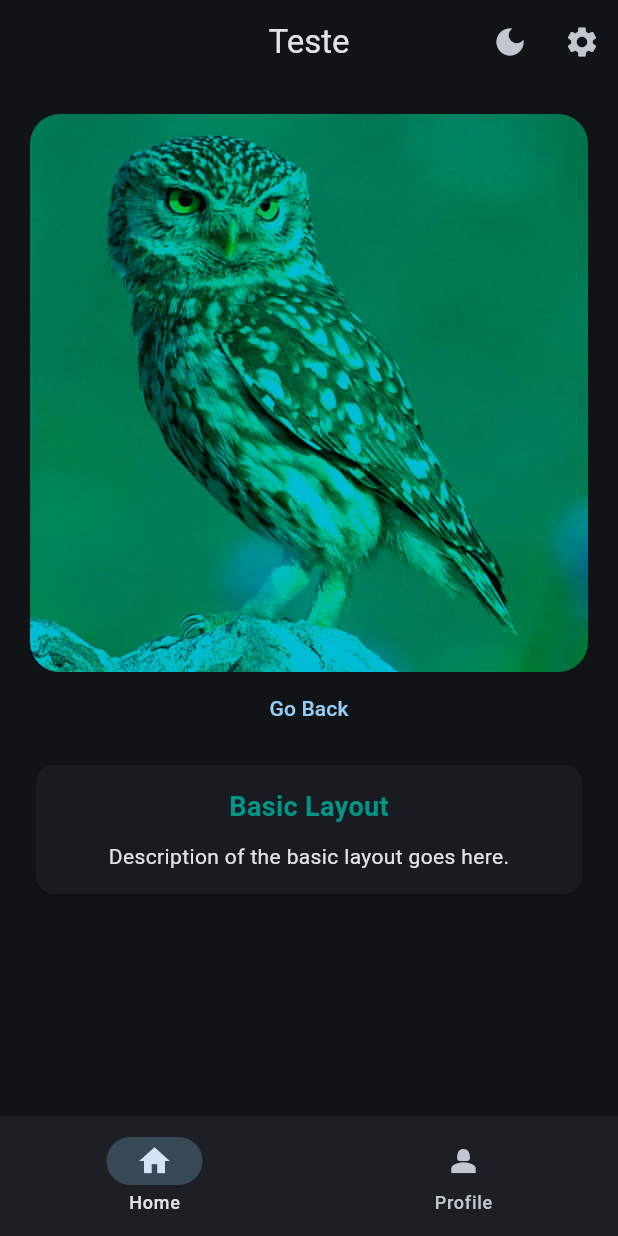
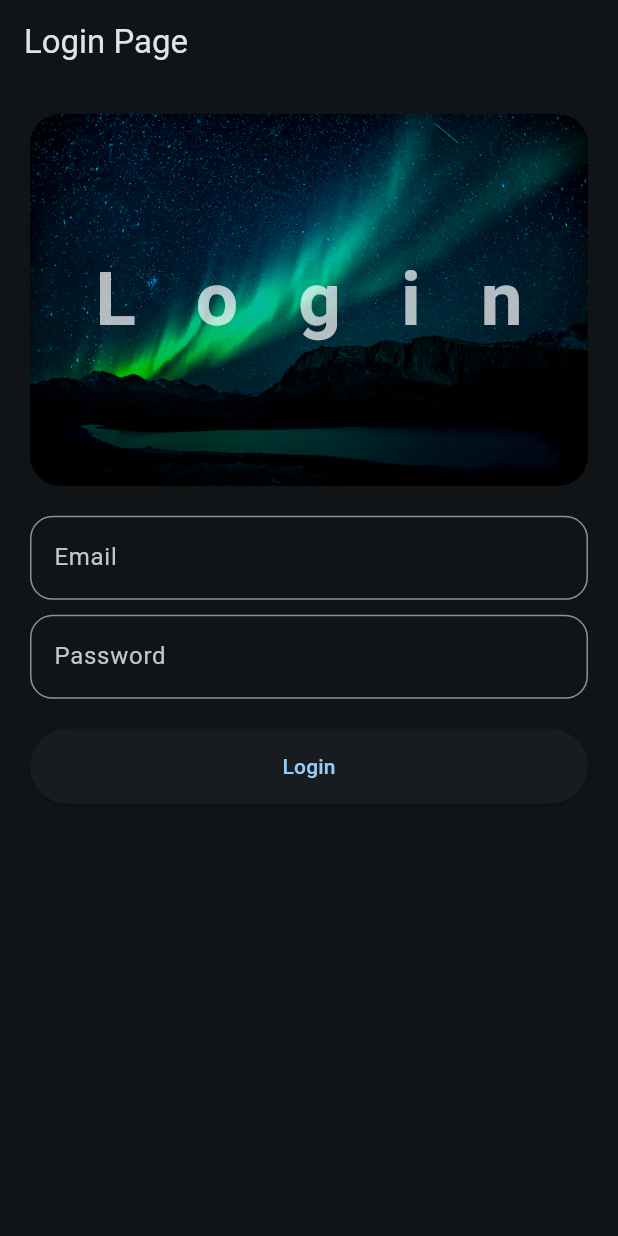
Before and after one commit to Marcus-Boni/Flutter-App-Course-Zero-To-Hero, a Flutter app: the screen it shows after launch, after a tap on "Login", on a phone screen of 412 x 824 dp. Run offline on Flutter 3.47's test engine with Material 3 defaults, Android fonts, the phone set to English and light mode, and no system bars; our stand-ins replace lottie.

Commit message:
feat: :sparkles: better organization of the project of a welcome page and login

```diff
--- a/lib/views/pages/home_page.dart
+++ b/lib/views/pages/home_page.dart
@@ -13,7 +13,7 @@ class HomePage extends StatelessWidget {
       padding: EdgeInsets.all(20.0),
       child: Column(
         children: [
-          HeroWidget(),
+          HeroWidget(title: 'Flutter Map'),
           InkWell(
             child: TextButton(
               child: Text('Go Back'),
@@ -39,10 +39,7 @@ class HomePage extends StatelessWidget {
                 child: Column(
                   crossAxisAlignment: CrossAxisAlignment.center,
                   children: [
-                    Text(
-                      "Basic Layout",
-                      style: KTextStyles.titleTealText,
-                    ),
+                    Text("Basic Layout", style: KTextStyles.titleTealText),
                     SizedBox(height: 10),
                     Text("Description of the basic layout goes here."),
                   ],
--- /dev/null
+++ b/lib/views/pages/login_page.dart
@@ -0,0 +1,101 @@
+import 'package:flutter/material.dart';
+import 'package:flutter_app/views/widget_tree.dart';
+import 'package:flutter_app/views/widgets/hero_widget.dart';
+
+class LoginPage extends StatefulWidget {
+  const LoginPage({super.key});
+
+  @override
+  State<LoginPage> createState() => _LoginPageState();
+}
+
+class _LoginPageState extends State<LoginPage> {
+  TextEditingController controllerEmail = TextEditingController();
+  TextEditingController controllerPassword = TextEditingController();
+
+  String confirmedEmail = '';
+  String confirmedPassword = '';
+
+  @override
+  void dispose() {
+    controllerEmail.dispose();
+    controllerPassword.dispose();
+    super.dispose();
+  }
+
+  @override
+  Widget build(BuildContext context) {
+    return Scaffold(
+      appBar: AppBar(title: const Text('Login Page')),
+      body: Padding(
+        padding: const EdgeInsets.all(20.0),
+        child: Column(
+          crossAxisAlignment: CrossAxisAlignment.center,
+          children: [
+            HeroWidget(title: 'Login'),
+            SizedBox(height: 20),
+            TextField(
+              controller: controllerEmail,
+              decoration: InputDecoration(
+                hintText: 'Email',
+                border: OutlineInputBorder(
+                  borderRadius: BorderRadius.circular(15.0),
+                ),
+              ),
+              onEditingComplete: () {
+                setState(() {});
+              },
+              keyboardType: TextInputType.emailAddress,
+            ),
+            SizedBox(height: 10),
+            TextField(
+              controller: controllerPassword,
+              decoration: InputDecoration(
+                hintText: 'Password',
+                border: OutlineInputBorder(
+                  borderRadius: BorderRadius.circular(15.0),
+                ),
+              ),
+              onEditingComplete: () {
+                setState(() {});
+              },
+              keyboardType: TextInputType.visiblePassword,
+            ),
+            SizedBox(height: 20),
+            ElevatedButton(
+              onPressed: () {
+                onLoginPressed();
+              },
+              style: ElevatedButton.styleFrom(
+                minimumSize: Size(double.infinity, 50),
+              ),
+              child: Text('Login'),
+            ),
+          ],
+        ),
+      ),
+    );
+  }
+
+  void onLoginPressed() {
+    setState(() {
+      confirmedEmail = controllerEmail.text;
+      confirmedPassword = controllerPassword.text;
+    });
+
+    if (confirmedEmail.isNotEmpty && confirmedPassword.isNotEmpty) {
+      Navigator.pushReplacement(
+        context,
+        MaterialPageRoute(
+          builder: (context) {
+            return WidgetTree();
+          },
+        ),
+      );
+    } else {
+      ScaffoldMessenger.of(context).showSnackBar(
+        SnackBar(content: Text('Please enter both email and password.')),
+      );
+    }
+  }
+}
--- a/lib/views/pages/welcome_page.dart
+++ b/lib/views/pages/welcome_page.dart
@@ -1,6 +1,6 @@
 import 'package:flutter/material.dart';
-import 'package:flutter_app/views/widget_tree.dart';
-import 'package:flutter_app/views/widgets/hero_widget.dart';
+import 'package:flutter_app/views/pages/login_page.dart';
+import 'package:lottie/lottie.dart';
 
 class WelcomePage extends StatelessWidget {
   const WelcomePage({super.key});
@@ -11,19 +11,46 @@ class WelcomePage extends StatelessWidget {
       body: Column(
         mainAxisAlignment: MainAxisAlignment.center,
         children: [
-          HeroWidget(),
+          Center(
+            child: FittedBox(
+              child: Text(
+                'Welcome to the App',
+                style: TextStyle(
+                  fontSize: 100,
+                  letterSpacing: 20,
+                  fontWeight: FontWeight.bold,
+                ),
+              ),
+            ),
+          ),
+          Lottie.asset('assets/lotties/Loading40_Paperplane.json'),
           SizedBox(height: 20),
           FilledButton(
+            onPressed: () {
+              Navigator.push(
+                context,
+                MaterialPageRoute(
+                  builder: (context) {
+                    return LoginPage();
+                  },
+                ),
+              );
+            },
+            style: FilledButton.styleFrom(minimumSize: Size(200, 50)),
+            child: Text('Get Started'),
+          ),
+          TextButton(
             onPressed: () {
               Navigator.pushReplacement(
                 context,
                 MaterialPageRoute(
                   builder: (context) {
-                    return WidgetTree();
+                    return LoginPage();
                   },
                 ),
               );
             },
+            style: TextButton.styleFrom(minimumSize: Size(200, 50)),
             child: Text('Login'),
           ),
         ],
--- a/lib/views/widgets/hero_widget.dart
+++ b/lib/views/widgets/hero_widget.dart
@@ -1,16 +1,38 @@
 import 'package:flutter/material.dart';
 
 class HeroWidget extends StatelessWidget {
-  const HeroWidget({super.key});
+  const HeroWidget({super.key, required this.title});
+
+  final String title;
 
   @override
   Widget build(BuildContext context) {
-    return Hero(
-      tag: 'hero1',
-      child: ClipRRect(
-        borderRadius: BorderRadius.circular(20.0),
-        child: Image.asset('assets/images/owl.jpg', color: Colors.cyan, colorBlendMode: BlendMode.darken,),
-      ),
+    return Stack(
+      alignment: Alignment.center,
+      children: [
+        Hero(
+          tag: 'hero1',
+          child: ClipRRect(
+            borderRadius: BorderRadius.circular(20.0),
+            child: Image.asset(
+              'assets/images/greenland.jpg',
+              color: Colors.cyan,
+              colorBlendMode: BlendMode.darken,
+            ),
+          ),
+        ),
+        FittedBox(
+          child: Text(
+            title,
+            style: TextStyle(
+              fontWeight: FontWeight.bold,
+              fontSize: 50.0,
+              letterSpacing: 40.0,
+              color: Colors.white70
+            ),
+          ),
+        ),
+      ],
     );
   }
 }
--- a/pubspec.yaml
+++ b/pubspec.yaml
@@ -34,6 +34,7 @@ dependencies:
   # The following adds the Cupertino Icons font to your application.
   # Use with the CupertinoIcons class for iOS style icons.
   cupertino_icons: ^1.0.8
+  lottie: ^3.3.2
 
 dev_dependencies:
   flutter_test:
@@ -60,6 +61,7 @@ flutter:
   # To add assets to your application, add an assets section, like this:
   assets:
     - assets/images/
+    - assets/lotties/
 
   # An image asset can refer to one or more resolution-specific "variants", see
   # https://flutter.dev/to/resolution-aware-images
```
Also changed, not shown: assets/lotties/Loading40_Paperplane.json (added, +1 -0 lines), assets/images/greenland.jpg (added), pubspec.lock.
